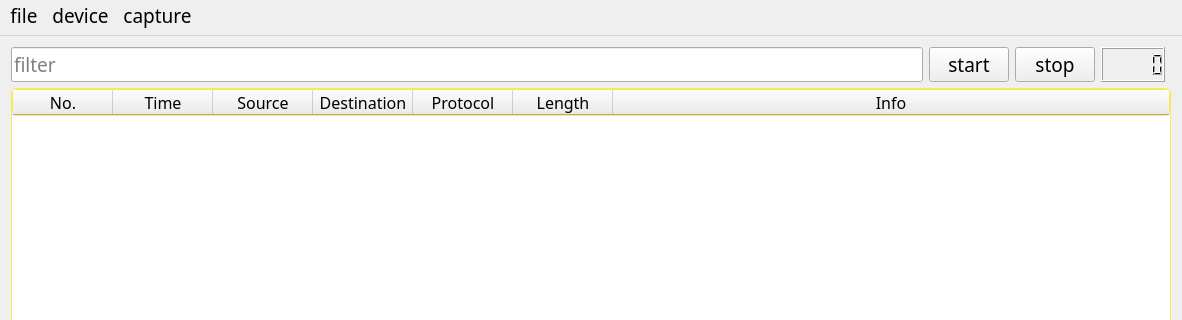
First picture: the form in mainwindow.ui, repository yanghaku/sniffer-libpcap-, before the edit; both pictures show x 0 to 1182 and y 0 to 320 of the 1182 by 859 pixel window.
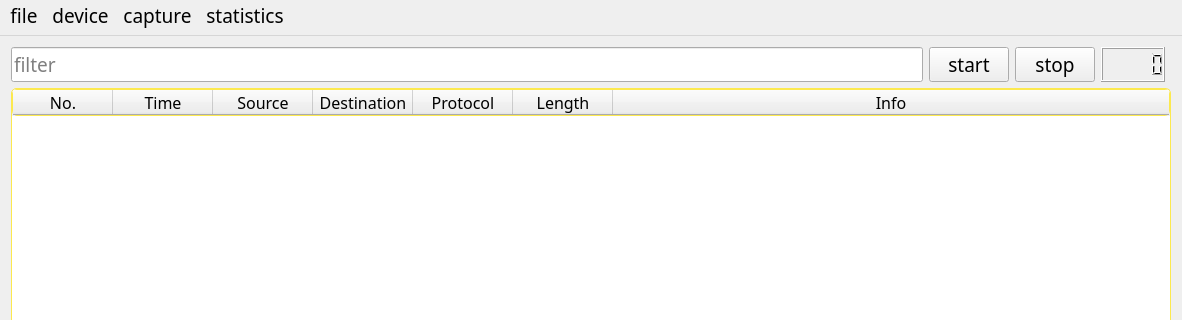
Second picture: the form after the edit.

Diff of the .ui file:
```diff
--- a/mainwindow.ui
+++ b/mainwindow.ui
@@ -223,9 +223,17 @@
     <addaction name="actionstart"/>
     <addaction name="actionstop"/>
    </widget>
+   <widget class="QMenu" name="menustatistics">
+    <property name="title">
+     <string>statistics</string>
+    </property>
+    <addaction name="actiondisplay_statistics"/>
+    <addaction name="actionreset"/>
+   </widget>
    <addaction name="menufile"/>
    <addaction name="menudevice"/>
    <addaction name="menupacket"/>
+   <addaction name="menustatistics"/>
   </widget>
   <widget class="QStatusBar" name="statusBar">
    <property name="font">
```
Left out of the diff: 23 changed lines with no effect on the pictures.
